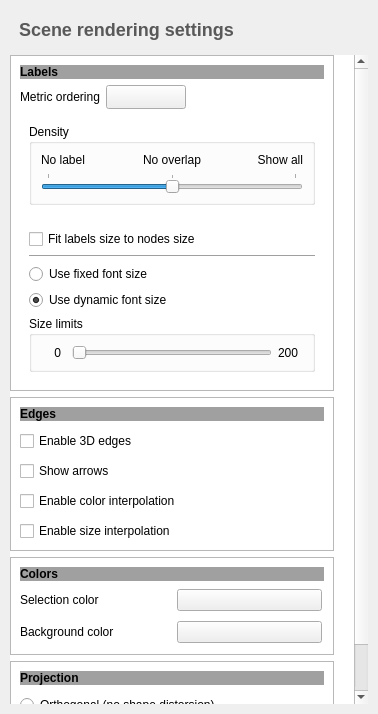
This is library/tulip-gui/designer/SceneConfigWidget.ui in vadivelselvaraj/TulipGLImprovement as Qt 5 draws it before an edit. The edited form follows.
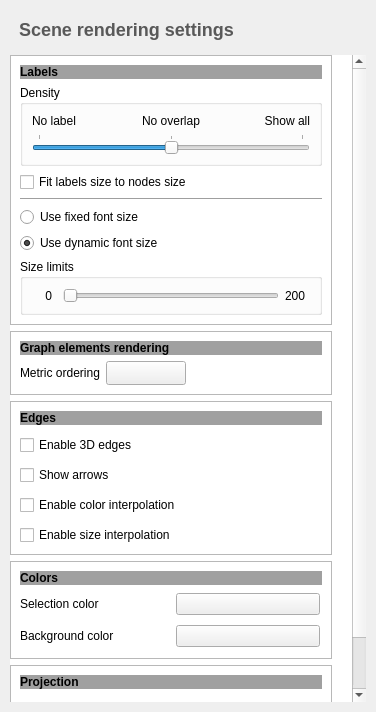
This is the edited form. Icons and pictures are not drawn. Custom widgets are drawn as their Qt base class.

Commit message: - metric ordering can now also be used to order the rendering of graph elements (instead of labels only previously) - modify scene config widget accordingly

```diff
--- a/library/tulip-gui/designer/SceneConfigWidget.ui
+++ b/library/tulip-gui/designer/SceneConfigWidget.ui
@@ -6,8 +6,8 @@
    <rect>
     <x>0</x>
     <y>0</y>
-    <width>378</width>
-    <height>714</height>
+    <width>376</width>
+    <height>712</height>
    </rect>
   </property>
   <property name="sizePolicy">
@@ -134,9 +134,9 @@
       <property name="geometry">
        <rect>
         <x>0</x>
-        <y>-54</y>
-        <width>343</width>
-        <height>707</height>
+        <y>0</y>
+        <width>341</width>
+        <height>709</height>
        </rect>
       </property>
       <property name="sizePolicy">
@@ -188,58 +188,6 @@
            </widget>
           </item>
           <item>
-           <layout class="QHBoxLayout" name="horizontalLayout_2">
-            <item>
-             <widget class="QLabel" name="label_2">
-              <property name="sizePolicy">
-               <sizepolicy hsizetype="Minimum" vsizetype="Preferred">
-                <horstretch>0</horstretch>
-                <verstretch>0</verstretch>
-               </sizepolicy>
-              </property>
-              <property name="text">
-               <string>Metric ordering</string>
-              </property>
-             </widget>
-            </item>
-            <item>
-             <widget class="QComboBox" name="labelsOrderingCombo">
-              <property name="sizePolicy">
-               <sizepolicy hsizetype="Preferred" vsizetype="Fixed">
-                <horstretch>0</horstretch>
-                <verstretch>0</verstretch>
-               </sizepolicy>
-              </property>
-             </widget>
-            </item>
-            <item>
-             <spacer name="horizontalSpacer">
-              <property name="orientation">
-               <enum>Qt::Horizontal</enum>
-              </property>
-              <property name="sizeHint" stdset="0">
-               <size>
-                <width>40</width>
-                <height>20</height>
-               </size>
-              </property>
-             </spacer>
-            </item>
-           </layout>
-          </item>
-          <item>
-           <widget class="QFrame" name="verticalFrame">
-            <property name="sizePolicy">
-             <sizepolicy hsizetype="Preferred" vsizetype="Fixed">
-              <horstretch>0</horstretch>
-              <verstretch>0</verstretch>
-             </sizepolicy>
-            </property>
-            <property name="subsection" stdset="0">
-             <bool>true</bool>
-            </property>
-            <layout class="QVBoxLayout" name="verticalLayout_3">
-             <item>
               <widget class="QGroupBox" name="groupBox_2">
                <property name="title">
                 <string>Density</string>
@@ -313,21 +261,6 @@
                <zorder>labelsNoOverlapLabel</zorder>
               </widget>
              </item>
-            </layout>
-           </widget>
-          </item>
-          <item>
-           <widget class="QFrame" name="verticalFrame_2">
-            <property name="sizePolicy">
-             <sizepolicy hsizetype="Preferred" vsizetype="Fixed">
-              <horstretch>0</horstretch>
-              <verstretch>0</verstretch>
-             </sizepolicy>
-            </property>
-            <property name="subsection" stdset="0">
-             <bool>true</bool>
-            </property>
-            <layout class="QVBoxLayout" name="verticalLayout_4">
              <item>
               <widget class="QCheckBox" name="labelsFitCheck">
                <property name="text">
@@ -428,6 +361,66 @@
             </layout>
            </widget>
           </item>
+       <item>
+        <widget class="QFrame" name="frame">
+         <property name="frameShape">
+          <enum>QFrame::StyledPanel</enum>
+         </property>
+         <property name="frameShadow">
+          <enum>QFrame::Raised</enum>
+         </property>
+         <layout class="QVBoxLayout" name="verticalLayout_10">
+          <item>
+           <widget class="QLabel" name="label_3">
+            <property name="styleSheet">
+             <string notr="true">font-weight: bold;
+background-color: rgb(160, 160, 160);</string>
+            </property>
+            <property name="text">
+             <string>Graph elements rendering</string>
+            </property>
+           </widget>
+          </item>
+          <item>
+           <layout class="QHBoxLayout" name="horizontalLayout_2">
+            <item>
+             <widget class="QLabel" name="label_2">
+              <property name="sizePolicy">
+               <sizepolicy hsizetype="Minimum" vsizetype="Preferred">
+                <horstretch>0</horstretch>
+                <verstretch>0</verstretch>
+               </sizepolicy>
+              </property>
+              <property name="text">
+               <string>Metric ordering</string>
+              </property>
+             </widget>
+            </item>
+            <item>
+             <widget class="QComboBox" name="labelsOrderingCombo">
+              <property name="sizePolicy">
+               <sizepolicy hsizetype="Preferred" vsizetype="Fixed">
+                <horstretch>0</horstretch>
+                <verstretch>0</verstretch>
+               </sizepolicy>
+              </property>
+             </widget>
+            </item>
+            <item>
+             <spacer name="horizontalSpacer">
+              <property name="orientation">
+               <enum>Qt::Horizontal</enum>
+              </property>
+              <property name="sizeHint" stdset="0">
+               <size>
+                <width>40</width>
+                <height>20</height>
+               </size>
+              </property>
+             </spacer>
+            </item>
+           </layout>
+          </item>
          </layout>
         </widget>
        </item>
```
Left out of the diff: 32 changed lines with no effect on the pictures. Lines whose indentation alone changed are shown as unchanged. The commit also changes 1 other file.
